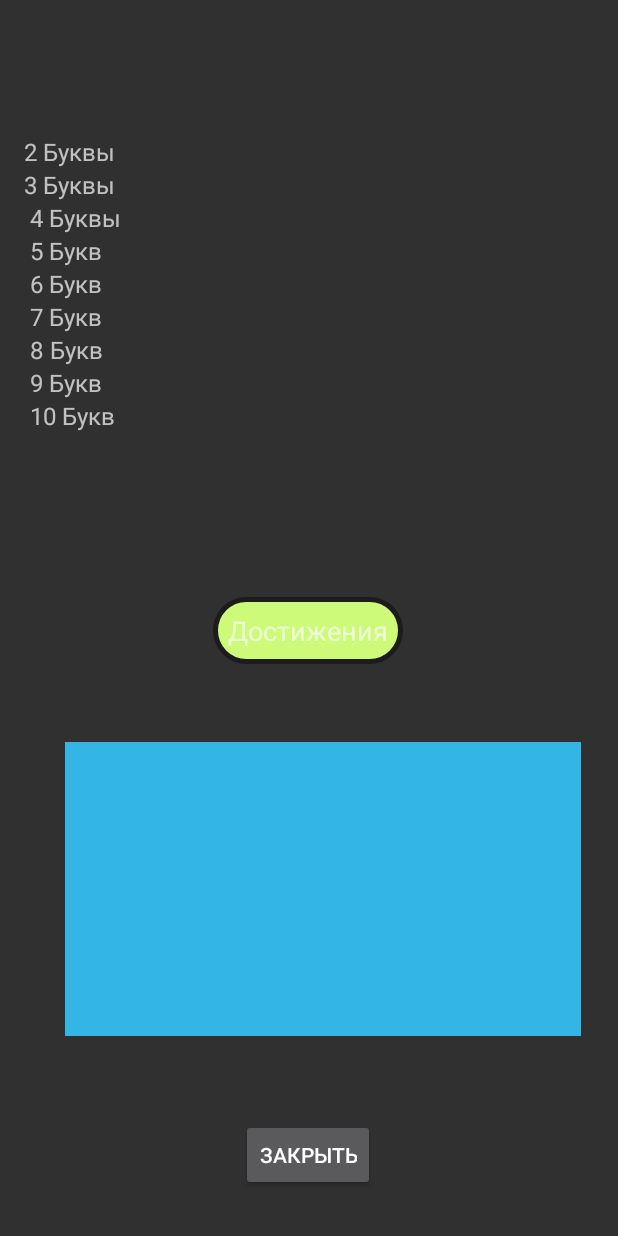
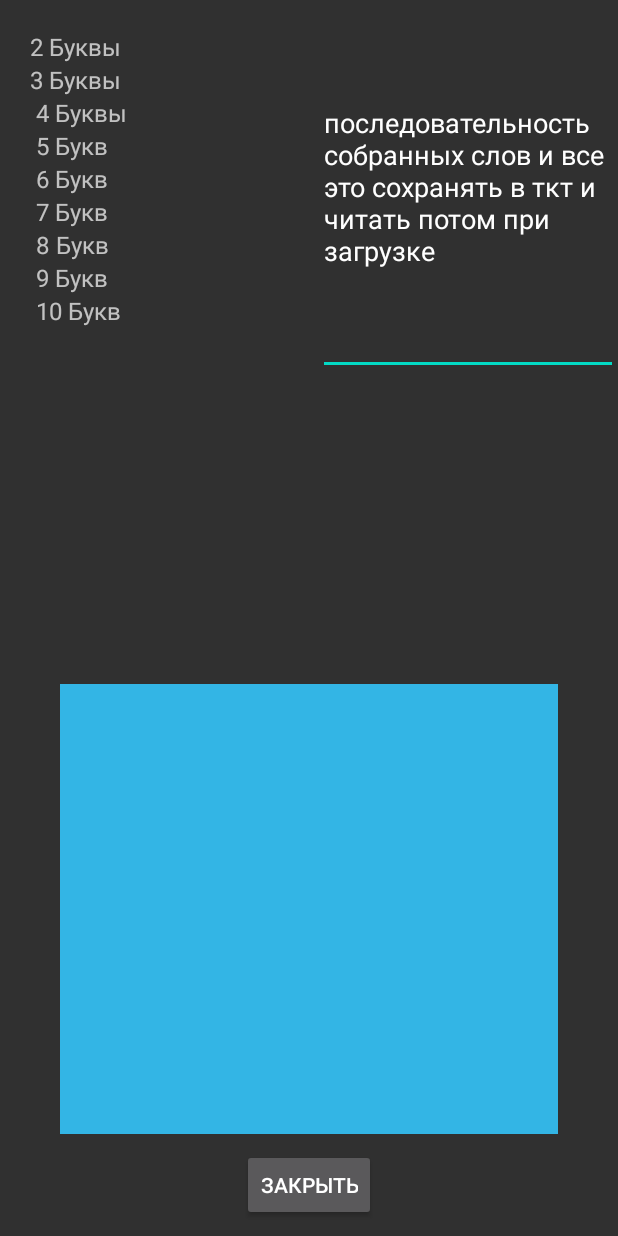
Before and after one commit to Freijer/CatchLover, an Android app: the layout stats_fragment.xml on its own in the app's theme, with its tools: preview values and no code run, on a phone screen of 412 x 824 dp. Run offline under Robolectric (Android 15) with nearby library versions, the phone set to English and light mode, and no system bars; Roboto replaces fonts that are not available here.

Commit message:
10.02.21

```diff
--- a/app/src/main/java/freijer/app/dropwords/GameStart.java
+++ b/app/src/main/java/freijer/app/dropwords/GameStart.java
@@ -1830,7 +1830,7 @@ public class GameStart extends AppCompatActivity  {
         TaskDialog();
     } //кнопка открытия заадний
 
-    public void Dialogus(){
+    public void Dialogus(){                                     // сохранять это в тхт
         taskList.add("Слово из 3 букв собранно " + getList_3() + " раза");
         taskList.add("Слово из 4 букв собранно " + getList_4() + " раза");
         taskList.add("Слово из 5 букв собранно " + getList_5() + " раза");
--- a/app/src/main/res/layout/stats_fragment.xml
+++ b/app/src/main/res/layout/stats_fragment.xml
@@ -1,44 +1,18 @@
-<androidx.constraintlayout.widget.ConstraintLayout xmlns:android="http://schemas.android.com/apk/res/android"
+<RelativeLayout
+    xmlns:android="http://schemas.android.com/apk/res/android"
     xmlns:app="http://schemas.android.com/apk/res-auto"
-    xmlns:tools="http://schemas.android.com/tools"
     android:layout_width="match_parent"
-    android:layout_height="match_parent"
+    android:layout_height="match_parent">
 
-    >
-
-
-    <Button
-        android:id="@+id/butClose"
-        android:layout_width="wrap_content"
-        android:layout_height="wrap_content"
-        android:layout_marginLeft="30dp"
-        android:layout_marginTop="10dp"
-        android:layout_marginRight="30dp"
-        android:layout_marginBottom="30dp"
-        android:onClick="Close"
-        android:text="Закрыть"
-
-        app:layout_constraintBottom_toBottomOf="parent"
-        app:layout_constraintEnd_toEndOf="parent"
-        app:layout_constraintHorizontal_bias="0.498"
-        app:layout_constraintStart_toStartOf="parent"
-        app:layout_constraintTop_toTopOf="parent"
-        app:layout_constraintVertical_bias="1.0" />
 
     <LinearLayout
         android:id="@+id/allLists"
         android:layout_width="wrap_content"
         android:layout_height="wrap_content"
-        android:layout_marginStart="10dp"
-        android:layout_marginEnd="10dp"
-        android:layout_marginBottom="200dp"
+        android:layout_marginStart="20dp"
+        android:layout_marginTop="20dp"
         android:orientation="vertical"
-        app:layout_constraintBottom_toBottomOf="parent"
-        app:layout_constraintEnd_toEndOf="parent"
-        app:layout_constraintHorizontal_bias="0.021"
-        app:layout_constraintStart_toStartOf="parent"
-        app:layout_constraintTop_toTopOf="parent"
-        app:layout_constraintVertical_bias="0.211">
+        android:layout_alignParentStart="true">
 
         <LinearLayout
             android:id="@+id/List_2"
@@ -250,36 +224,36 @@
         </LinearLayout>
     </LinearLayout>
 
+
+
+<EditText
+    android:text="последовательность собранных слов
+и все это сохранять в ткт и читать потом при загрузке"
+    android:layout_width="200dp"
+    android:layout_height="250dp"
+    android:layout_alignParentEnd="true"
+    />
+
+
     <ListView
         android:id="@+id/taskDoneList"
-        android:layout_width="344dp"
-        android:layout_height="196dp"
-        android:layout_marginStart="20dp"
+        android:layout_width="match_parent"
+        android:layout_height="300dp"
+        android:layout_marginStart="40dp"
+        android:layout_marginEnd="40dp"
         android:layout_marginTop="20dp"
-        android:layout_marginBottom="30dp"
+        android:layout_marginBottom="10dp"
+        android:layout_centerHorizontal="true"
         android:background="@android:color/holo_blue_light"
-        app:layout_constraintBottom_toTopOf="@+id/butClose"
-        app:layout_constraintEnd_toEndOf="parent"
-        app:layout_constraintHorizontal_bias="0.492"
-        app:layout_constraintStart_toStartOf="parent"
-        app:layout_constraintTop_toBottomOf="@+id/allLists"
-        app:layout_constraintVertical_bias="0.881" />
-
-    <TextView
-        android:id="@+id/achives"
+        android:layout_above="@+id/butClose" />
+    <Button
+        android:id="@+id/butClose"
         android:layout_width="wrap_content"
         android:layout_height="wrap_content"
-        android:layout_marginTop="40dp"
-        android:layout_marginBottom="20dp"
-        android:background="@drawable/textstyletrue"
-        android:padding="10dp"
-        android:text="Достижения"
-        android:textSize="18sp"
-        app:layout_constraintBottom_toTopOf="@+id/taskDoneList"
-        app:layout_constraintEnd_toEndOf="parent"
-        app:layout_constraintHorizontal_bias="0.498"
-        app:layout_constraintStart_toStartOf="parent"
-        app:layout_constraintTop_toBottomOf="@+id/allLists"
-        app:layout_constraintVertical_bias="0.684" />
+        android:layout_marginBottom="10dp"
+        android:onClick="Close"
+        android:layout_alignParentBottom="true"
+        android:layout_centerHorizontal="true"
+        android:text="Закрыть" />
 
-</androidx.constraintlayout.widget.ConstraintLayout>
+</RelativeLayout>
```
